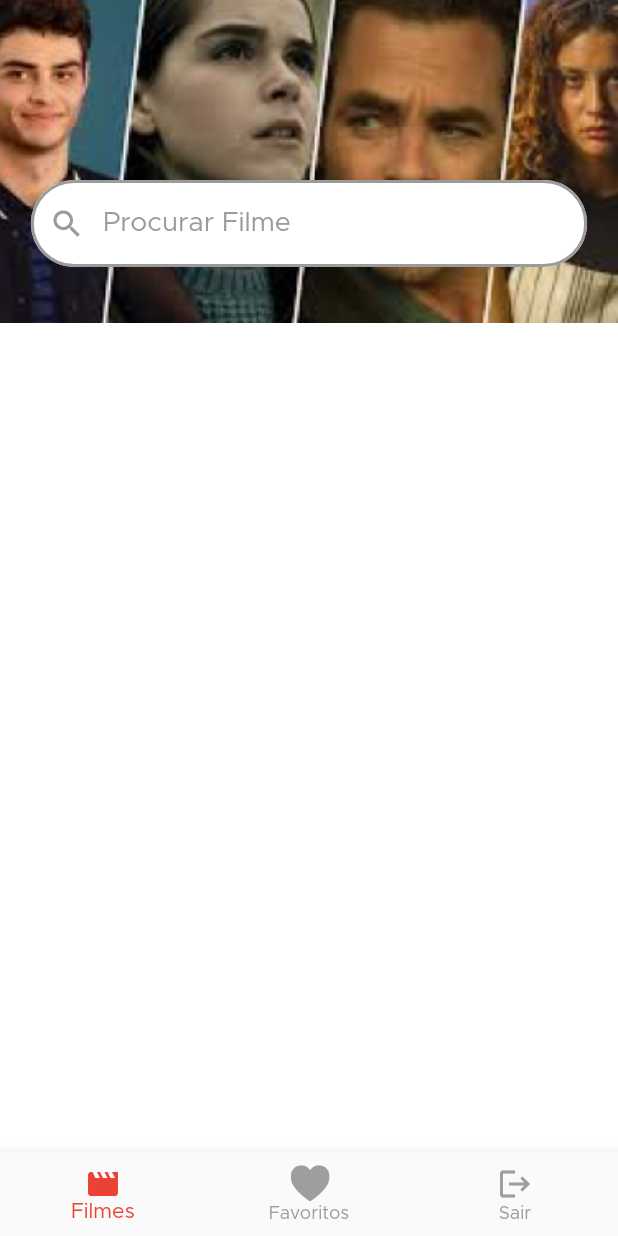
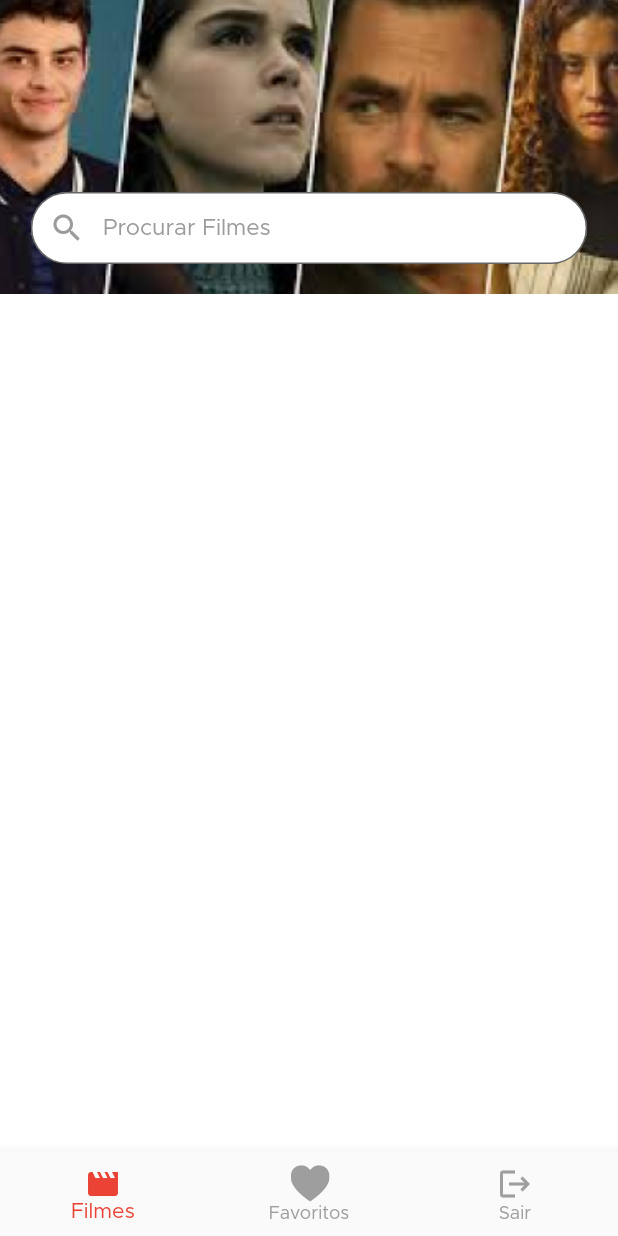
Before and after one commit to JoaoNascSilva/DartWeek-4, a Flutter app: the screen it shows once a user with an empty profile is signed in, on a phone screen of 412 x 824 dp. Run offline on Flutter 3.47's test engine with Material 2 defaults, Android fonts, the phone set to English and light mode, and no system bars; our stand-ins replace firebase_auth, firebase_core, firebase_remote_config, flutter_signin_button, get, google_sign_in; accounts and stored records are empty; network calls fail.

Commit message:
primeira parte Dia 4

```diff
--- a/appmovie/lib/application/bindings/application_bindings.dart
+++ b/appmovie/lib/application/bindings/application_bindings.dart
@@ -1,4 +1,5 @@
 import 'package:appmovie/application/auth/auth_service.dart';
+import 'package:appmovie/application/rest_client/rest_client.dart';
 import 'package:appmovie/repositories/login/login_repository.dart';
 import 'package:appmovie/repositories/login/login_repository_impl.dart';
 import 'package:appmovie/services/login/login_service.dart';
@@ -8,6 +9,7 @@ import 'package:get/get.dart';
 class ApplicationBindings implements Bindings {
   @override
   void dependencies() {
+    Get.lazyPut(() => RestClient());
     Get.lazyPut<LoginRepository>(
       () => LoginRepositoryImpl(),
       fenix: true,
--- /dev/null
+++ b/appmovie/lib/application/rest_client/rest_client.dart
@@ -0,0 +1,7 @@
+import 'package:get/get.dart';
+
+class RestClient extends GetConnect {
+  RestClient() {
+    httpClient.baseUrl = 'https://api.themoviedb.org/3';
+  }
+}
--- a/appmovie/lib/main.dart
+++ b/appmovie/lib/main.dart
@@ -2,7 +2,6 @@ import 'package:appmovie/application/UI/movies_app_UIConfig.dart';
 import 'package:appmovie/application/bindings/application_bindings.dart';
 import 'package:appmovie/modules/home/home_module.dart';
 import 'package:appmovie/modules/login/login_module.dart';
-import 'package:appmovie/modules/movies/movies_module.dart';
 import 'package:firebase_core/firebase_core.dart';
 import 'package:firebase_remote_config/firebase_remote_config.dart';
 import 'package:flutter/material.dart';
@@ -29,7 +28,7 @@ class MyApp extends StatelessWidget {
         ...SplashModule().routers,
         ...LoginModule().routers,
         ...HomeModule().routers,
-        ...MoviesModule().routers
+        //...MoviesModule().routers
       ],
     );
   }
--- /dev/null
+++ b/appmovie/lib/models/genre_model.dart
@@ -0,0 +1,30 @@
+import 'dart:convert';
+
+class GenreModel {
+  final int id;
+  final String name;
+
+  GenreModel({
+    required this.id,
+    required this.name,
+  });
+
+  Map<String, dynamic> toMap() {
+    return {
+      'id': id,
+      'name': name,
+    };
+  }
+
+  factory GenreModel.fromMap(Map<String, dynamic> map) {
+    return GenreModel(
+      id: map['id'],
+      name: map['name'],
+    );
+  }
+
+  String toJson() => json.encode(toMap());
+
+  factory GenreModel.fromJson(String source) =>
+      GenreModel.fromMap(json.decode(source));
+}
--- a/appmovie/lib/modules/home/home_page.dart
+++ b/appmovie/lib/modules/home/home_page.dart
@@ -3,6 +3,7 @@ import 'package:appmovie/application/UI/theme_extension.dart';
 import 'package:appmovie/modules/favorites/favorites_page.dart';
 import 'package:appmovie/modules/home/home_controller.dart';
 import 'package:appmovie/modules/movies/movies_page.dart';
+import 'package:appmovie/modules/movies/widgets/movies_binding.dart';
 import 'package:flutter/material.dart';
 import 'package:get/get.dart';
 
@@ -20,6 +21,7 @@ class HomePage extends GetView<HomeController> {
             return GetPageRoute(
               settings: settings,
               page: () => MoviesPage(),
+              binding: MoviesBinding(),
             );
           }
           if (settings.name == '/favorites') {
--- a/appmovie/lib/modules/movies/movies_controller.dart
+++ b/appmovie/lib/modules/movies/movies_controller.dart
@@ -1,3 +1,36 @@
+import 'package:appmovie/application/UI/messages/messages_mixin.dart';
+import 'package:appmovie/models/genre_model.dart';
+import 'package:appmovie/services/genres/genres_service.dart';
 import 'package:get/get.dart';
 
-class MoviesController extends GetxController {}
+class MoviesController extends GetxController with MessagesMixin {
+  final GenresService _genresService;
+  final _message = Rxn<MessageModel>();
+  final genres = <GenreModel>[].obs;
+
+  MoviesController({
+    required GenresService genresService,
+  }) : _genresService = genresService;
+
+  @override
+  void onInit() {
+    super.onInit();
+    messageListener(_message);
+  }
+
+  @override
+  void onReady() async {
+    super.onReady();
+    try {
+      final genres = await _genresService.getGenres();
+      this.genres.assignAll(genres);
+    } catch (e) {
+      _message(
+        MessageModel.error(
+          title: 'Erro',
+          message: 'Falha ao buscar categorias.',
+        ),
+      );
+    }
+  }
+}
--- a/appmovie/lib/modules/movies/movies_module.dart
+++ /dev/null
@@ -1,16 +0,0 @@
-import 'package:appmovie/application/modules/modules.dart';
-import 'package:appmovie/modules/movies/movies_binding.dart';
-import 'package:get/get_navigation/src/routes/get_route.dart';
-
-import 'movies_page.dart';
-
-class MoviesModule extends Module {
-  @override
-  List<GetPage> routers = [
-    GetPage(
-      name: '/movies',
-      binding: MoviesBinding(),
-      page: () => MoviesPage(),
-    )
-  ];
-}
--- a/appmovie/lib/modules/movies/movies_page.dart
+++ b/appmovie/lib/modules/movies/movies_page.dart
@@ -1,77 +1,19 @@
-import 'package:appmovie/application/UI/theme_extension.dart';
-import 'package:flutter/cupertino.dart';
+import 'package:appmovie/modules/movies/widgets/movies_filters.dart';
+import 'package:appmovie/modules/movies/widgets/movies_header.dart';
 import 'package:flutter/material.dart';
-import 'package:get/get.dart';
+import 'package:get/route_manager.dart';
 
-import 'movies_controller.dart';
-
-class MoviesPage extends GetView<MoviesController> {
+class MoviesPage extends StatelessWidget {
   const MoviesPage({Key? key}) : super(key: key);
 
   @override
   Widget build(BuildContext context) {
-    return Scaffold(
-      body: Stack(
+    return SizedBox(
+      width: Get.width,
+      child: ListView(
         children: [
-          Container(
-            width: Get.width,
-            child: Image.asset(
-              'assets/images/header.png',
-              fit: BoxFit.cover,
-            ),
-          ),
-
-          Positioned(
-            top: 120,
-            left: Get.width * .05,
-            child: Container(
-              alignment: Alignment.center,
-              width: Get.width * .9,
-              child: TextField(
-                textAlign: TextAlign.left,
-                textAlignVertical: TextAlignVertical.center,
-                style: TextStyle(fontSize: 18.0, color: Color(0xFFbdc6cf)),
-                decoration: InputDecoration(
-                  filled: true,
-                  fillColor: Colors.white,
-                  prefixIcon: Icon(Icons.search, color: context.themeGrey),
-                  hintText: 'Procurar Filme',
-                  alignLabelWithHint: true,
-                  hintStyle: TextStyle(
-                    color: context.themeGrey,
-                  ),
-                  enabledBorder: OutlineInputBorder(
-                    borderRadius: BorderRadius.circular(90),
-                    borderSide: BorderSide(
-                      style: BorderStyle.solid,
-                      color: context.themeGrey,
-                      width: 2,
-                    ),
-                  ),
-                  border: OutlineInputBorder(
-                    borderRadius: BorderRadius.circular(90),
-                    borderSide: BorderSide(
-                      style: BorderStyle.solid,
-                      color: context.themeGrey,
-                      width: 2,
-                    ),
-                  ),
-                ),
-              ),
-            ),
-          ),
-
-          // Positioned(
-          //   top: 200,
-          //   left: 20,
-          //   child: TextField(
-          //     decoration: InputDecoration(
-          //       icon: Icon(Icons.search),
-          //       hintText: 'Pesquisar Filmes',
-          //       border: OutlineInputBorder(),
-          //     ),
-          //   ),
-          // ),
+          MoviesHeader(),
+          MoviesFilters(),
         ],
       ),
     );
--- /dev/null
+++ b/appmovie/lib/modules/movies/widgets/movies_filters.dart
@@ -0,0 +1,33 @@
+import 'package:appmovie/modules/movies/movies_controller.dart';
+import 'package:appmovie/modules/movies/widgets/filter_tag.dart';
+import 'package:flutter/material.dart';
+import 'package:get/get_state_manager/src/rx_flutter/rx_obx_widget.dart';
+import 'package:get/get_state_manager/src/simple/get_view.dart';
+
+class MoviesFilters extends GetView<MoviesController> {
+  const MoviesFilters({Key? key}) : super(key: key);
+
+  @override
+  Widget build(BuildContext context) {
+    return Padding(
+      padding: const EdgeInsets.all(6.0),
+      child: SingleChildScrollView(
+        scrollDirection: Axis.horizontal,
+        child: Obx(() {
+          return Row(
+            children: controller
+                .genres()
+                .map(
+                  (g) => FilterTag(
+                    model: g,
+                    onPressed: () {},
+                    selected: false,
+                  ),
+                )
+                .toList(),
+          );
+        }),
+      ),
+    );
+  }
+}
--- /dev/null
+++ b/appmovie/lib/modules/movies/widgets/movies_header.dart
@@ -0,0 +1,51 @@
+import 'package:appmovie/application/UI/theme_extension.dart';
+import 'package:flutter/material.dart';
+import 'package:get/route_manager.dart';
+
+class MoviesHeader extends StatelessWidget {
+  const MoviesHeader({Key? key}) : super(key: key);
+
+  @override
+  Widget build(BuildContext context) {
+    return SizedBox(
+      width: Get.width,
+      height: 196,
+      child: Stack(
+        alignment: Alignment.bottomCenter,
+        children: [
+          SizedBox(
+            width: Get.width,
+            child: Image.asset(
+              'assets/images/header.png',
+              fit: BoxFit.cover,
+            ),
+          ),
+          Container(
+            padding: EdgeInsets.only(bottom: 20),
+            width: Get.width * .90,
+            child: TextField(
+              decoration: InputDecoration(
+                border: OutlineInputBorder(
+                  borderRadius: BorderRadius.circular(30),
+                ),
+                fillColor: Colors.white,
+                filled: true,
+                floatingLabelBehavior: FloatingLabelBehavior.never,
+                labelText: 'Procurar Filmes',
+                labelStyle: TextStyle(
+                  fontSize: 15,
+                  color: context.themeGrey,
+                ),
+                prefixIcon: Icon(
+                  Icons.search,
+                  color: context.themeGrey,
+                ),
+                contentPadding: EdgeInsets.zero,
+              ),
+            ),
+          ),
+        ],
+      ),
+    );
+  }
+}
--- /dev/null
+++ b/appmovie/lib/repositories/genres/genres_repository.dart
@@ -0,0 +1,5 @@
+import 'package:appmovie/models/genre_model.dart';
+
+abstract class GenresRepository {
+  Future<List<GenreModel>> getGenres();
+}
--- /dev/null
+++ b/appmovie/lib/services/genres/genres_service.dart
@@ -0,0 +1,5 @@
+import 'package:appmovie/models/genre_model.dart';
+
+abstract class GenresService {
+  Future<List<GenreModel>> getGenres();
+}
--- /dev/null
+++ b/appmovie/lib/services/genres/genres_service_impl.dart
@@ -0,0 +1,15 @@
+import 'package:appmovie/models/genre_model.dart';
+import 'package:appmovie/repositories/genres/genres_repository.dart';
+
+import './genres_service.dart';
+
+class GenresServiceImpl implements GenresService {
+  final GenresRepository _genresRepository;
+
+  GenresServiceImpl({
+    required GenresRepository genresRepository,
+  }) : _genresRepository = genresRepository;
+
+  @override
+  Future<List<GenreModel>> getGenres() => _genresRepository.getGenres();
+}
```
Also changed, not shown: appmovie/lib/modules/movies/movies_binding.dart (deleted, +0 -9 lines), appmovie/lib/modules/movies/widgets/filter_tag.dart (added, +46 -0 lines), appmovie/lib/modules/movies/widgets/movies_binding.dart (added, +29 -0 lines), appmovie/lib/repositories/genres/genres_repository_impl.dart (added, +38 -0 lines).
